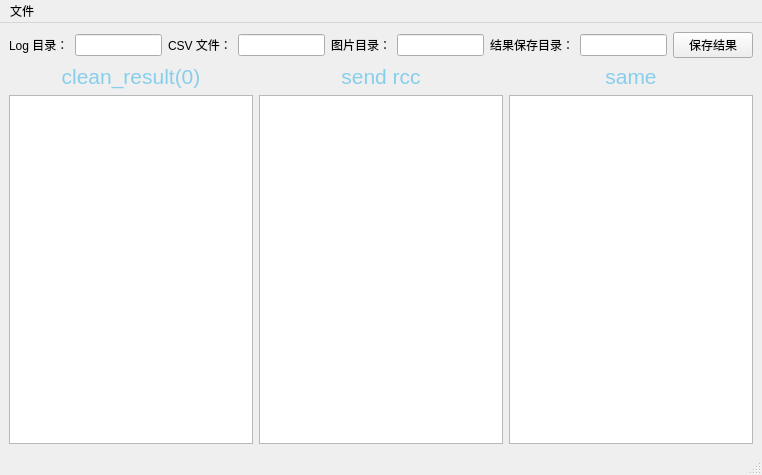
Above: ui/main.ui from gwt805/Log-Analysis-Tool before the change. Below: the same form after it.
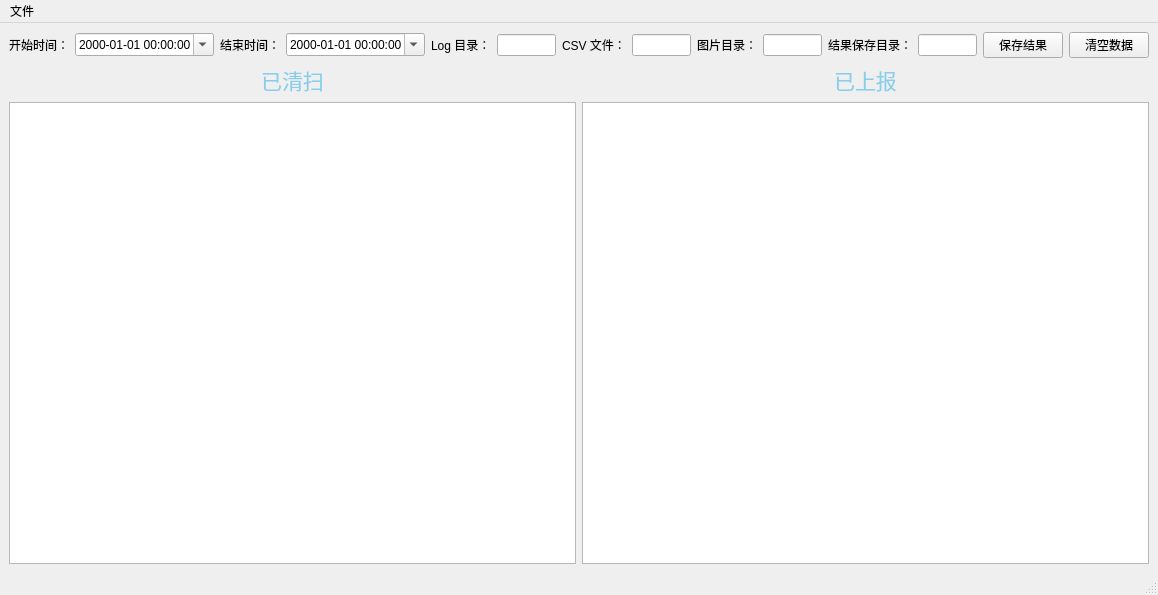
That is the form after the change.

Commit message: 添加时间点,根据时间范围来精确要筛选的数据,去掉same栏,优化逻辑

```diff
--- a/ui/main.ui
+++ b/ui/main.ui
@@ -6,8 +6,8 @@
    <rect>
     <x>0</x>
     <y>0</y>
-    <width>762</width>
-    <height>475</height>
+    <width>1158</width>
+    <height>595</height>
    </rect>
   </property>
   <property name="windowTitle">
@@ -25,6 +25,58 @@
      <layout class="QVBoxLayout" name="verticalLayout">
       <item>
        <layout class="QHBoxLayout" name="horizontalLayout">
+        <item>
+         <widget class="QLabel" name="label_start_time">
+          <property name="text">
+           <string>开始时间：</string>
+          </property>
+         </widget>
+        </item>
+        <item>
+         <widget class="QDateTimeEdit" name="input_dt_start">
+          <property name="focusPolicy">
+           <enum>Qt::ClickFocus</enum>
+          </property>
+          <property name="buttonSymbols">
+           <enum>QAbstractSpinBox::UpDownArrows</enum>
+          </property>
+          <property name="correctionMode">
+           <enum>QAbstractSpinBox::CorrectToPreviousValue</enum>
+          </property>
+          <property name="showGroupSeparator" stdset="0">
+           <bool>false</bool>
+          </property>
+          <property name="displayFormat">
+           <string>yyyy-MM-dd HH:mm:ss</string>
+          </property>
+          <property name="calendarPopup">
+           <bool>true</bool>
+          </property>
+          <property name="timeSpec">
+           <enum>Qt::LocalTime</enum>
+          </property>
+         </widget>
+        </item>
+        <item>
+         <widget class="QLabel" name="label_end_time">
+          <property name="text">
+           <string>结束时间：</string>
+          </property>
+         </widget>
+        </item>
+        <item>
+         <widget class="QDateTimeEdit" name="input_dt_end">
+          <property name="focusPolicy">
+           <enum>Qt::ClickFocus</enum>
+          </property>
+          <property name="displayFormat">
+           <string>yyyy-MM-dd HH:mm:ss</string>
+          </property>
+          <property name="calendarPopup">
+           <bool>true</bool>
+          </property>
+         </widget>
+        </item>
         <item>
          <widget class="QLabel" name="label_log">
           <property name="text">
@@ -97,10 +149,20 @@
           </property>
          </widget>
         </item>
+        <item>
+         <widget class="QPushButton" name="btn_clean">
+          <property name="text">
+           <string>清空数据</string>
+          </property>
+         </widget>
+        </item>
        </layout>
       </item>
       <item>
        <layout class="QHBoxLayout" name="horizontalLayout_2">
+        <property name="spacing">
+         <number>6</number>
+        </property>
         <item>
          <layout class="QVBoxLayout" name="verticalLayout_2">
           <item>
@@ -120,7 +182,7 @@
              <enum>QFrame::NoFrame</enum>
             </property>
             <property name="text">
-             <string>clean_result(0)</string>
+             <string>已清扫</string>
             </property>
             <property name="alignment">
              <set>Qt::AlignCenter</set>
@@ -131,7 +193,7 @@
            </widget>
           </item>
           <item>
-           <widget class="QTableWidget" name="tableWidget"/>
+           <widget class="QTableView" name="tableView"/>
           </item>
          </layout>
         </item>
@@ -148,7 +210,7 @@
              <string notr="true">color:skyblue;</string>
             </property>
             <property name="text">
-             <string>send rcc</string>
+             <string>已上报</string>
             </property>
             <property name="alignment">
              <set>Qt::AlignCenter</set>
@@ -159,35 +221,7 @@
            </widget>
           </item>
           <item>
-           <widget class="QTableWidget" name="tableWidget_2"/>
-          </item>
-         </layout>
-        </item>
-        <item>
-         <layout class="QVBoxLayout" name="verticalLayout_4">
-          <item>
-           <widget class="QLabel" name="label_4">
-            <property name="font">
-             <font>
-              <pointsize>16</pointsize>
-             </font>
-            </property>
-            <property name="styleSheet">
-             <string notr="true">color:skyblue;</string>
-            </property>
-            <property name="text">
-             <string>same</string>
-            </property>
-            <property name="alignment">
-             <set>Qt::AlignCenter</set>
-            </property>
-            <property name="margin">
-             <number>0</number>
-            </property>
-           </widget>
-          </item>
-          <item>
-           <widget class="QTableWidget" name="tableWidget_3"/>
+           <widget class="QTableView" name="tableView_1"/>
           </item>
          </layout>
         </item>
@@ -203,7 +237,7 @@
     <rect>
      <x>0</x>
      <y>0</y>
-     <width>762</width>
+     <width>1158</width>
      <height>23</height>
     </rect>
    </property>
```
Left out of the diff: 23 changed lines with no effect on the pictures. The commit also changes 3 other files.
